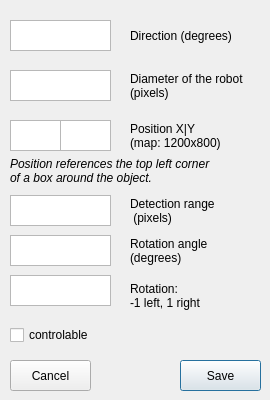
The window that src/robots.ui (ToxicToxon/ICP-PROJECT-2024) describes before a commit, drawn with Qt 5.
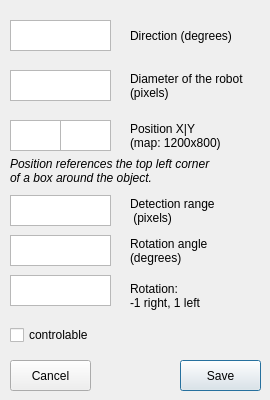
The same window after the commit.

```diff
--- a/src/robots.ui
+++ b/src/robots.ui
@@ -275,7 +275,7 @@
    </property>
    <property name="text">
     <string>Rotation:
--1 left, 1 right</string>
+-1 right, 1 left</string>
    </property>
   </widget>
   <widget class="QLabel" name="label_5">
```
Left out of the diff: 14 changed lines with no effect on the pictures.
